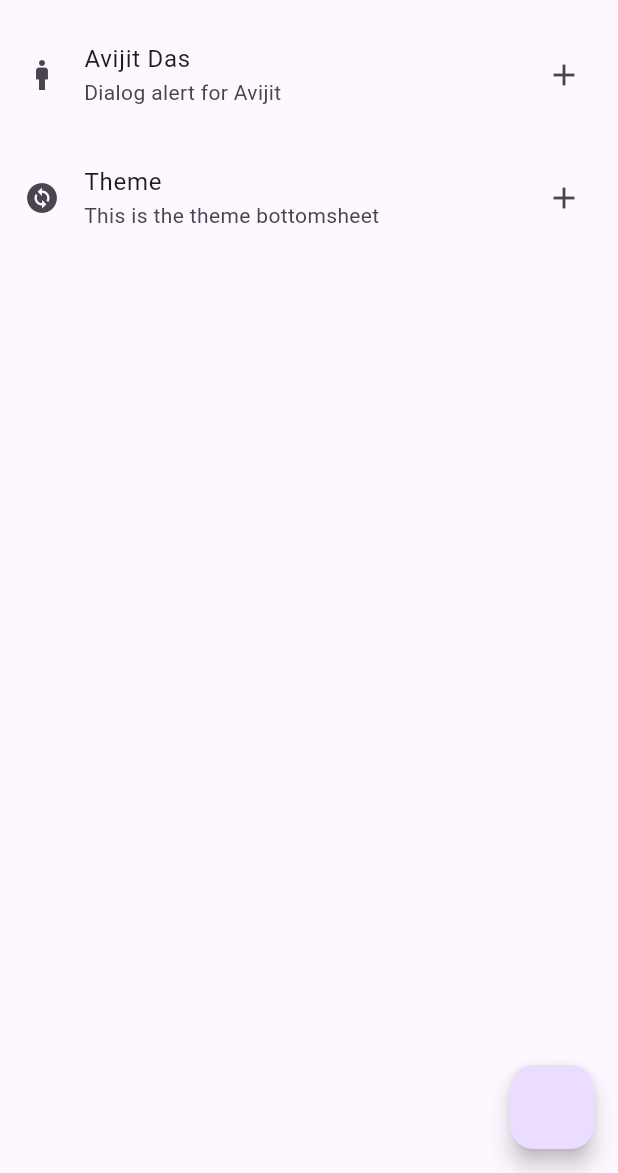
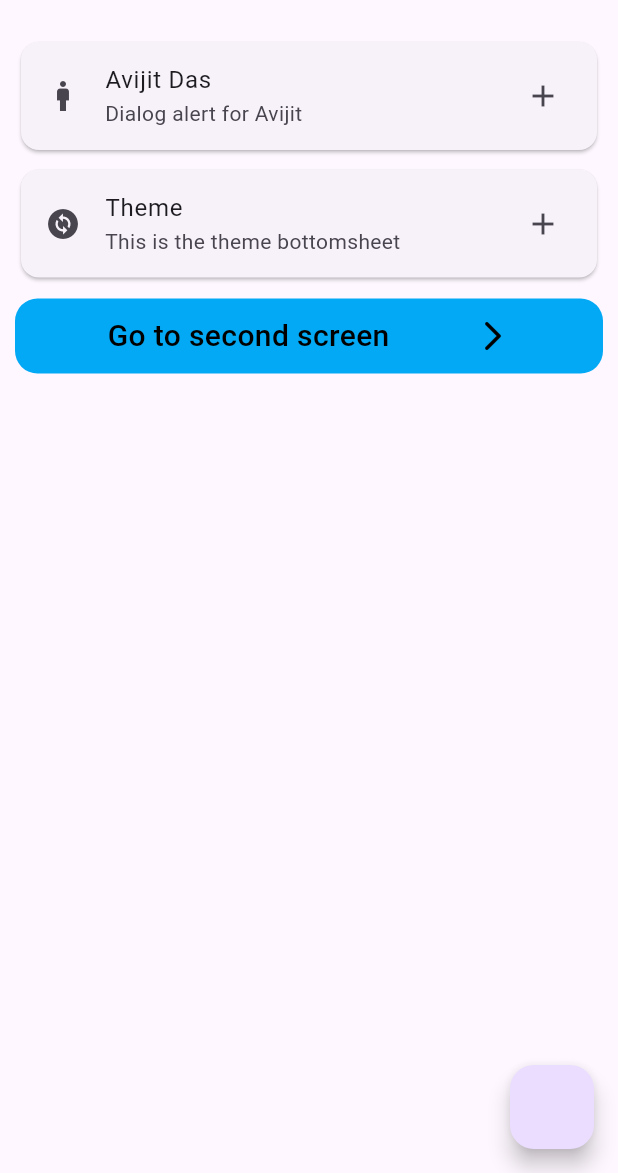
Before and after one commit to AvijitDasAvi/GetX, a Flutter app: the screen it shows after launch, on a phone screen of 412 x 824 dp, the part 63-1236 px from its top. Run offline on Flutter 3.47's test engine with Material 3 defaults, Android fonts, the phone set to English and light mode, and no system bars; our stand-ins replace get.

Commit message:
Update screen 1 & 2 with using GetX

```diff
--- a/lib/main.dart
+++ b/lib/main.dart
@@ -1,6 +1,6 @@
 import 'package:flutter/material.dart';
 import 'package:get/get_navigation/get_navigation.dart';
-import 'package:getx_state_management/pages/home_page.dart';
+import 'package:getx_state_management/pages/screen_one.dart';
 
 void main(){
   runApp(MyApp());
--- a/lib/pages/home_page.dart
+++ /dev/null
@@ -1,87 +0,0 @@
-import 'package:flutter/material.dart';
-import 'package:get/get_core/get_core.dart';
-import 'package:get/get_navigation/get_navigation.dart';
-
-class HomePage extends StatefulWidget {
-  const HomePage({super.key});
-
-  @override
-  State<HomePage> createState() => _HomePageState();
-}
-
-class _HomePageState extends State<HomePage> {
-  @override
-  Widget build(BuildContext context) {
-    return Scaffold(
-      floatingActionButton: FloatingActionButton(
-        onPressed: () {
-          Get.snackbar("Avijit Das", "I am your boss");
-          //use all widgets for more design
-        },
-      ),
-      appBar: AppBar(title: Text("GetX")),
-      body: Column(
-        children: [
-          ListTile(
-            leading: Icon(Icons.man),
-            title: Text("Avijit Das"),
-            subtitle: Text("Dialog alert for Avijit"),
-            trailing: Icon(Icons.add),
-            onTap: () {
-              Get.defaultDialog(
-                title: "Delete",
-                middleText: "Are you sure?",
-                confirm: TextButton(
-                  onPressed: () {
-                    Get.back();
-                  },
-                  child: Text("Yes"),
-                ),
-                cancel: TextButton(onPressed: () {}, child: Text("No")),
-              );
-            },
-          ),
-          SizedBox(height: 10.0),
-          ListTile(
-            leading: Icon(Icons.change_circle),
-            title: Text("Theme"),
-            subtitle: Text("This is the theme bottomsheet"),
-            trailing: Icon(Icons.add),
-            onTap: () {
-              Get.bottomSheet(
-                Container(
-                  decoration: BoxDecoration(
-                    color: Colors.blueGrey,
-                    borderRadius: BorderRadius.only(
-                      topLeft: Radius.circular(20.0),
-                      topRight: Radius.circular(20.0),
-                    ),
-                  ),
-                  child: Column(
-                    children: [
-                      ListTile(
-                        leading: Icon(Icons.dark_mode),
-                        title: Text("Dark Theme"),
-                        onTap: () {
-                          Get.changeTheme(ThemeData.dark());
-                        },
-                      ),
-                      SizedBox(height: 5.0),
-                      ListTile(
-                        leading: Icon(Icons.light_mode),
-                        title: Text("Light Theme"),
-                        onTap: () {
-                          Get.changeTheme(ThemeData.light());
-                        },
-                      ),
-                    ],
-                  ),
-                ),
-              );
-            },
-          ),
-        ],
-      ),
-    );
-  }
-}
--- /dev/null
+++ b/lib/pages/screen_one.dart
@@ -0,0 +1,130 @@
+import 'package:flutter/material.dart';
+import 'package:get/get_core/get_core.dart';
+import 'package:get/get_navigation/get_navigation.dart';
+import 'package:getx_state_management/pages/screen_two.dart';
+
+class HomePage extends StatefulWidget {
+  const HomePage({super.key});
+
+  @override
+  State<HomePage> createState() => _HomePageState();
+}
+
+class _HomePageState extends State<HomePage> {
+  @override
+  Widget build(BuildContext context) {
+    return Scaffold(
+      floatingActionButton: FloatingActionButton(
+        onPressed: () {
+          Get.snackbar("Avijit Das", "I am your boss");
+          //use all widgets for more design
+        },
+      ),
+      appBar: AppBar(title: Text("GetX")),
+      body: Container(
+        padding: EdgeInsets.all(10.0),
+        child: Column(
+          children: [
+            Card(
+              child: ListTile(
+                leading: Icon(Icons.man),
+                title: Text("Avijit Das"),
+                subtitle: Text("Dialog alert for Avijit"),
+                trailing: Icon(Icons.add),
+                onTap: () {
+                  Get.defaultDialog(
+                    title: "Delete",
+                    middleText: "Are you sure?",
+                    confirm: TextButton(
+                      onPressed: () {
+                        Get.back();
+                      },
+                      child: Text("Yes"),
+                    ),
+                    cancel: TextButton(onPressed: () {}, child: Text("No")),
+                  );
+                },
+              ),
+            ),
+            SizedBox(height: 5.0),
+            Card(
+              child: ListTile(
+                leading: Icon(Icons.change_circle),
+                title: Text("Theme"),
+                subtitle: Text("This is the theme bottomsheet"),
+                trailing: Icon(Icons.add),
+                onTap: () {
+                  Get.bottomSheet(
+                    Container(
+                      decoration: BoxDecoration(
+                        color: Colors.blueGrey,
+                        borderRadius: BorderRadius.only(
+                          topLeft: Radius.circular(20.0),
+                          topRight: Radius.circular(20.0),
+                        ),
+                      ),
+                      child: Column(
+                        children: [
+                          Card(
+                            child: ListTile(
+                              leading: Icon(Icons.dark_mode),
+                              title: Text("Dark Theme"),
+                              onTap: () {
+                                Get.changeTheme(ThemeData.dark());
+                              },
+                            ),
+                          ),
+                          SizedBox(height: 5.0),
+                          Card(
+                            child: ListTile(
+                              leading: Icon(Icons.light_mode),
+                              title: Text("Light Theme"),
+                              onTap: () {
+                                Get.changeTheme(ThemeData.light());
+                              },
+                            ),
+                          ),
+                        ],
+                      ),
+                    ),
+                  );
+                },
+              ),
+            ),
+            SizedBox(height: 10.0),
+            GestureDetector(
+              onTap: () {
+                Get.to(ScreenTwo());
+              },
+              child: Container(
+                padding: EdgeInsets.all(5.0),
+                height: 50,
+                width: MediaQuery.of(context).size.width,
+                decoration: BoxDecoration(
+                  color: Colors.lightBlue,
+                  borderRadius: BorderRadius.circular(15.0),
+                ),
+                child: Row(
+                  mainAxisAlignment: MainAxisAlignment.spaceEvenly,
+                  children: [
+                    Center(
+                      child: Text(
+                        "Go to second screen",
+                        style: TextStyle(
+                          color: Colors.black,
+                          fontWeight: FontWeight.w500,
+                          fontSize: 20.0,
+                        ),
+                      ),
+                    ),
+                    Icon(Icons.arrow_forward_ios_rounded, color: Colors.black),
+                  ],
+                ),
+              ),
+            ),
+          ],
+        ),
+      ),
+    );
+  }
+}
```
Also changed, not shown: lib/pages/screen_two.dart (added, +57 -0 lines).
